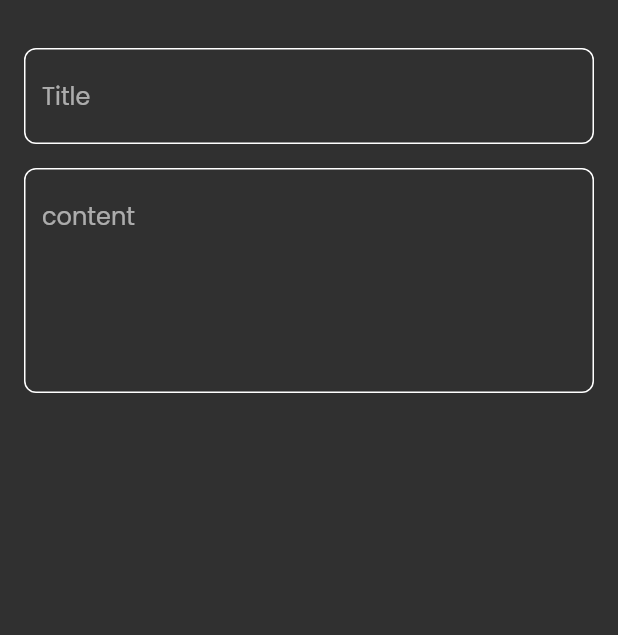
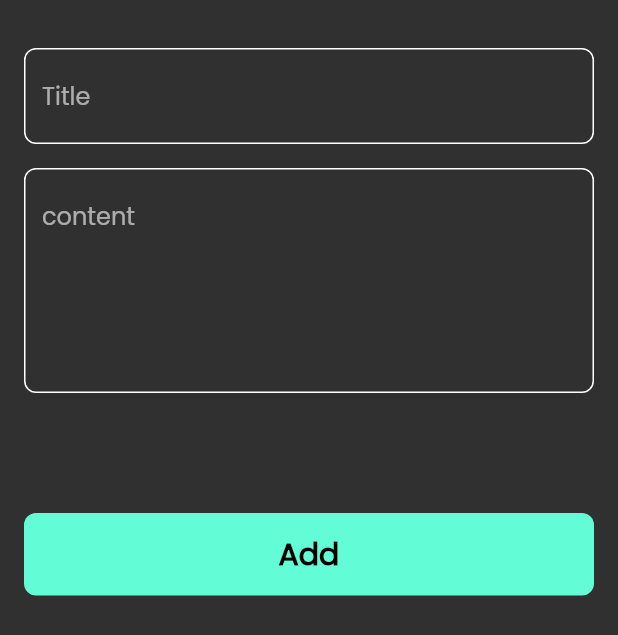
Before and after one commit to mohamedkhaled255/notes_app, a Flutter app: the AddNoteBottomSheet widget shown alone on an empty page, opened directly, on a phone screen of 412 x 824 dp. Shown: the top 635 px of the screen. Run offline on Flutter 3.47's test engine with Material 3 defaults, Android fonts, the phone set to English and light mode, and no system bars.

Commit message:
finish notes bottom sheet

```diff
--- a/lib/widgets/add_note_bottom_sheet.dart
+++ b/lib/widgets/add_note_bottom_sheet.dart
@@ -1,4 +1,5 @@
 import 'package:flutter/material.dart';
+import 'package:notes_app/widgets/custom_button.dart';
 import 'package:notes_app/widgets/custom_text_field.dart';
 
 class AddNoteBottomSheet extends StatelessWidget {
@@ -8,6 +9,7 @@ class AddNoteBottomSheet extends StatelessWidget {
   Widget build(BuildContext context) {
     return  Padding(
       padding: const EdgeInsets.symmetric(horizontal: 16),
+      child: SingleChildScrollView(
         child: Column(
           children: [
             SizedBox(height: 32,),
@@ -18,8 +20,12 @@ class AddNoteBottomSheet extends StatelessWidget {
             CustomTextField(
               hint: "content",
               maxLines: 5,
-          )
+            ),
+            SizedBox(height: 80,),
+            CustomButton(),
+            SizedBox(height: 20,),
           ],
+        ),
       ),
     );
   }
--- /dev/null
+++ b/lib/widgets/custom_button.dart
@@ -0,0 +1,19 @@
+import 'package:flutter/material.dart';
+import 'package:notes_app/constants.dart';
+
+class CustomButton extends StatelessWidget {
+  const CustomButton({super.key});
+
+  @override
+  Widget build(BuildContext context) {
+    return Container(
+      height: 55,
+      width: MediaQuery.of(context).size.width,
+      decoration: BoxDecoration(
+        color: kPrimaryColor,
+        borderRadius: BorderRadius.circular(8),
+      ),
+      child: Center(child: Text("Add",style: TextStyle(color: Colors.black,fontSize: 20,fontWeight: FontWeight.w600),)),
+    );
+  }
+}
```
Lines whose indentation alone changed are shown as unchanged.
